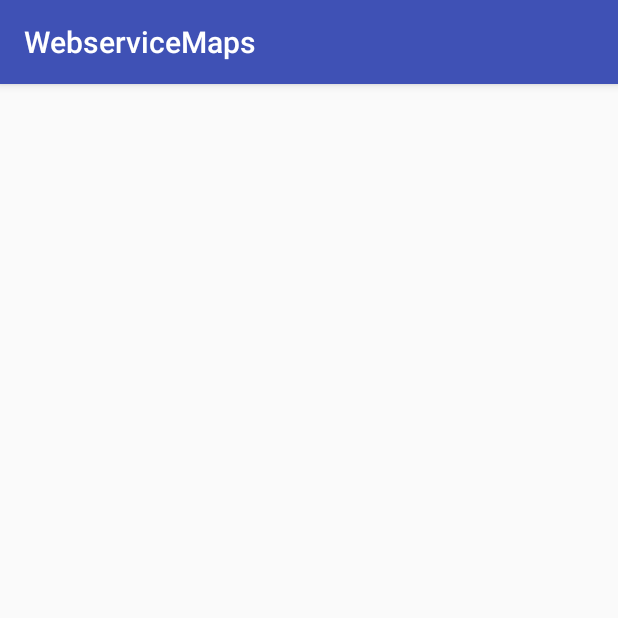
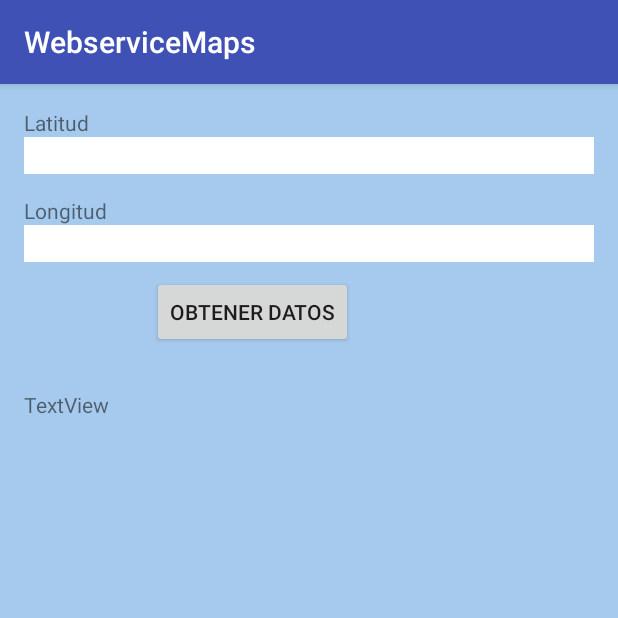
Before and after one commit to sanz11/WebServiceGoogleMaps, an Android app: the screen it shows after launch (MainActivity), on a phone screen of 412 x 824 dp, the top half of it. Run offline under Robolectric (Android 15) with nearby library versions, the phone set to English and light mode, and no system bars.

Commit message:
Diseño principal terminado

```diff
--- a/app/src/main/java/com/example/sanz11/webservicemaps/MainActivity.java
+++ b/app/src/main/java/com/example/sanz11/webservicemaps/MainActivity.java
@@ -2,12 +2,40 @@ package com.example.sanz11.webservicemaps;
 
 import android.support.v7.app.AppCompatActivity;
 import android.os.Bundle;
+import android.view.View;
+import android.widget.Button;
+import android.widget.EditText;
+import android.widget.TextView;
 
-public class MainActivity extends AppCompatActivity {
+public class MainActivity extends AppCompatActivity implements View.OnClickListener {
+        Button dato;
+        EditText longitu,latitu;
+        TextView resultado;
 
     @Override
     protected void onCreate(Bundle savedInstanceState) {
         super.onCreate(savedInstanceState);
         setContentView(R.layout.activity_main);
+
+        dato=(Button)findViewById(R.id.btn_dato);
+        longitu=(EditText)findViewById(R.id.longitu);
+        latitu=(EditText)findViewById(R.id.latitu);
+        resultado=(TextView)findViewById(R.id.resultado);
+
+        dato.setOnClickListener(this);
+    }
+
+    @Override
+    public void onClick(View v) {
+        switch (v.getId()){
+            case R.id.btn_dato:
+
+
+
+                break;
+            default:
+
+                break;
+        }
     }
 }
--- a/app/src/main/res/layout/activity_main.xml
+++ b/app/src/main/res/layout/activity_main.xml
@@ -9,6 +9,64 @@
     android:paddingRight="@dimen/activity_horizontal_margin"
     android:paddingTop="@dimen/activity_vertical_margin"
     android:paddingBottom="@dimen/activity_vertical_margin"
+    android:background="@color/fondo"
     tools:context="com.example.sanz11.webservicemaps.MainActivity">
 
+    <TextView
+        android:text="Latitud"
+        android:layout_width="wrap_content"
+        android:layout_height="wrap_content"
+        android:id="@+id/lati"
+        android:layout_alignParentLeft="true"
+        android:layout_alignParentStart="true" />
+
+    <TextView
+        android:text="Longitud"
+        android:layout_width="wrap_content"
+        android:layout_height="wrap_content"
+        android:layout_below="@+id/lati"
+        android:layout_marginTop="39dp"
+        android:id="@+id/longg" />
+
+    <EditText
+        android:layout_width="match_parent"
+        android:layout_height="wrap_content"
+        android:inputType="textPersonName"
+        android:ems="10"
+        android:layout_below="@+id/lati"
+        android:background="@color/plaintxt"
+        android:id="@+id/latitu" />
+
+    <EditText
+        android:background="@color/plaintxt"
+        android:layout_width="wrap_content"
+        android:layout_height="wrap_content"
+        android:inputType="textPersonName"
+        android:ems="10"
+        android:id="@+id/longitu"
+        android:layout_below="@+id/longg"
+        android:layout_alignParentLeft="true"
+        android:layout_alignParentStart="true"
+        android:layout_alignParentRight="true"
+        android:layout_alignParentEnd="true" />
+
+    <Button
+        android:text="Obtener datos"
+        android:layout_width="wrap_content"
+        android:layout_height="wrap_content"
+        android:id="@+id/btn_dato"
+        android:layout_below="@+id/longitu"
+        android:layout_toRightOf="@+id/longg"
+        android:layout_toEndOf="@+id/longg"
+        android:layout_marginLeft="30dp"
+        android:layout_marginStart="30dp"
+        android:layout_marginTop="9dp" />
+
+    <TextView
+        android:text="TextView"
+        android:layout_width="match_parent"
+        android:layout_height="match_parent"
+        android:layout_below="@+id/btn_dato"
+        android:layout_marginTop="28dp"
+        android:id="@+id/resultado" />
 </RelativeLayout>
--- a/app/src/main/res/values/colors.xml
+++ b/app/src/main/res/values/colors.xml
@@ -3,4 +3,6 @@
     <color name="colorPrimary">#3F51B5</color>
     <color name="colorPrimaryDark">#303F9F</color>
     <color name="colorAccent">#FF4081</color>
+    <color name="fondo">#a6caed</color>
+    <color name="plaintxt">#ffffff</color>
 </resources>
```
